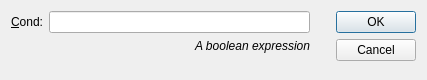
lbellonda/qxmledit, file src/modules/specialized/scxml/dialogs/scxmlifdialog.ui: the form before one commit.
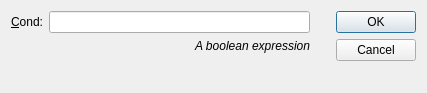
The form after the commit. Icons and pictures are not drawn.

```diff
--- a/src/modules/specialized/scxml/dialogs/scxmlifdialog.ui
+++ b/src/modules/specialized/scxml/dialogs/scxmlifdialog.ui
@@ -7,7 +7,7 @@
     <x>0</x>
     <y>0</y>
     <width>427</width>
-    <height>80</height>
+    <height>93</height>
    </rect>
   </property>
   <property name="windowTitle">
```
Left out of the diff: 8 changed lines with no effect on the pictures.
